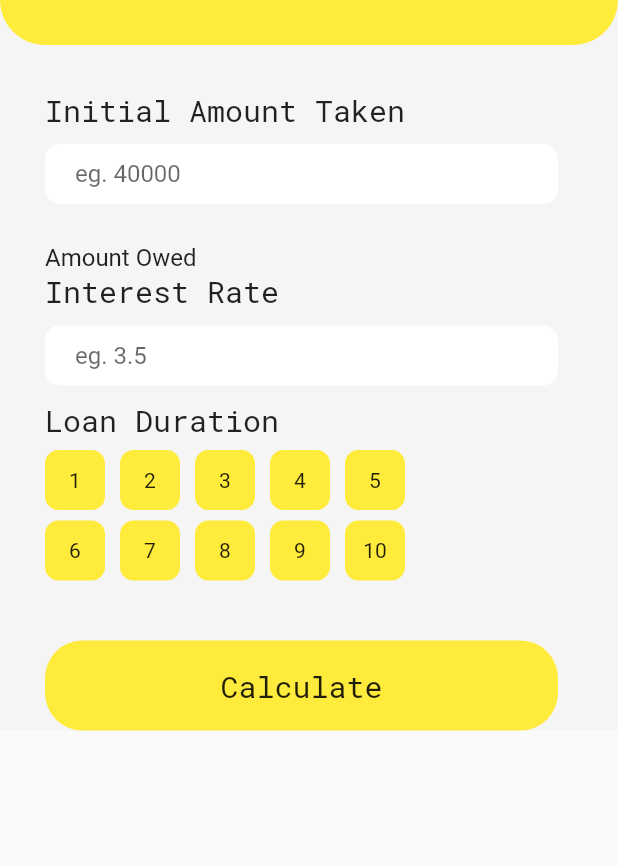
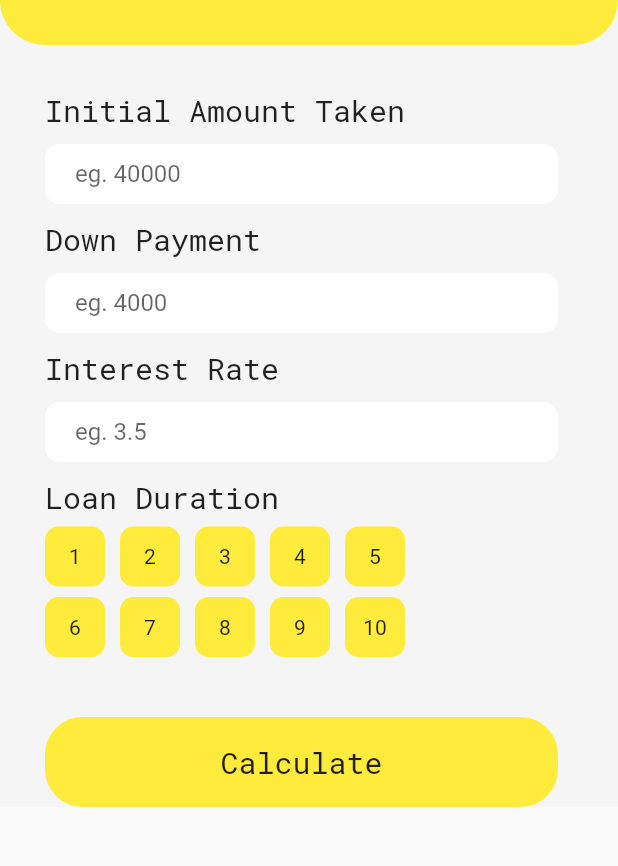
Before and after one commit to CherutoSharleen/Loan-App-Calculator, a Flutter app: the screen it shows after launch, on a phone screen of 412 x 824 dp, the part 270-1136 px from its top. Run offline on Flutter 3.47's test engine with Material 2 defaults, Android fonts, the phone set to English and light mode, and no system bars; our stand-ins replace google_fonts.

Commit message:
Fix minor issues

```diff
--- a/lib/main.dart
+++ b/lib/main.dart
@@ -127,13 +127,10 @@ class _HomePageState extends State<HomePage> {
                     title: "Initial Amount Taken",
                     hintText: "eg. 40000",
                     controller: _initialAmountController),
-                Padding(
-                  padding: const EdgeInsets.only(top: 16),
-                  child: Text(
-                    "Amount Owed",
-                    style: TextStyle(fontSize: 16),
-                  ),
-                ),
+                inputForm(
+                    title: "Down Payment",
+                    hintText: "eg. 4000",
+                    controller: _downPaymentController),
                 inputForm(
                     title: "Interest Rate",
                     hintText: "eg. 3.5",
```
